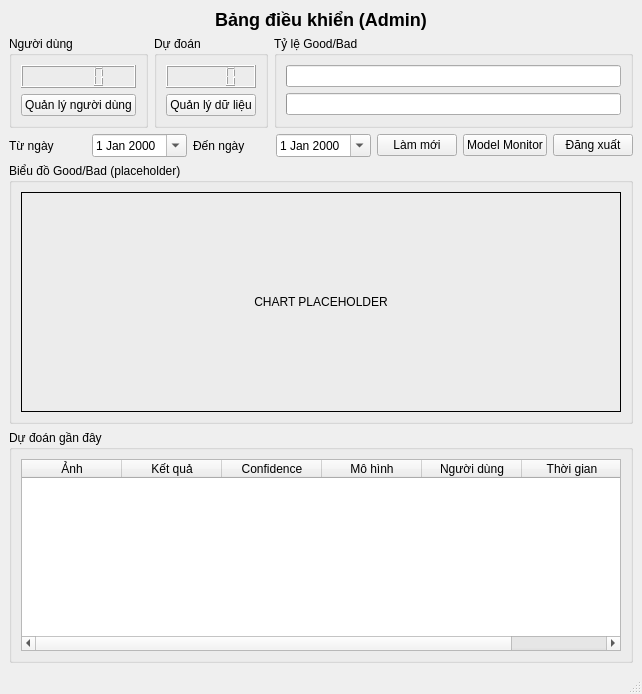
The window that final_ml/ui/ui_admin_dashboard.ui (bichnga1845/MLBA_FinalProjectt) describes before a commit, drawn with Qt 5.
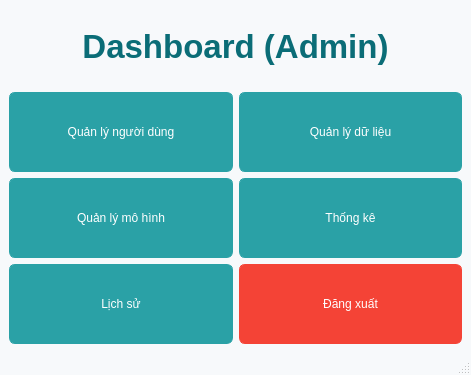
The same window after the commit.

The edit to the form file:
```diff
--- a/final_ml/ui/ui_admin_dashboard.ui
+++ b/final_ml/ui/ui_admin_dashboard.ui
@@ -2,15 +2,42 @@
 <ui version="4.0">
  <class>MainWindow_AdminDashboard</class>
  <widget class="QMainWindow" name="MainWindow_AdminDashboard">
+  <property name="geometry">
+   <rect>
+    <x>0</x>
+    <y>0</y>
+    <width>471</width>
+    <height>375</height>
+   </rect>
+  </property>
   <property name="windowTitle">
    <string>Fruit ML - Admin Dashboard</string>
   </property>
+  <property name="styleSheet">
+   <string>
+    * { font-family: &quot;Segoe UI&quot;; }
+    QMainWindow { background: #f7f9fb; }
+    QGroupBox { border: 1px solid #e1e5ea; border-radius: 8px; margin-top: 16px; }
+    QGroupBox::title { subcontrol-origin: margin; subcontrol-position: top left; padding: 4px 8px; color: #0b6d77; font-weight: 600; }
+    QPushButton { padding: 8px 14px; border-radius: 6px; border: 1px solid #2aa1a6; background: #2aa1a6; color: white; }
+    QPushButton:hover { background: #238a8f; }
+    QPushButton#btnLogout { background: #f44336; border-color: #f44336; }
+    QLineEdit, QComboBox, QDateEdit, QTextEdit { border: 1px solid #cfd8dc; border-radius: 6px; padding: 6px 8px; background: white; }
+    QTabBar::tab { padding: 8px 14px; border: 1px solid #cfd8dc; border-bottom: none; background: #f1f5f8; border-top-left-radius: 6px; border-top-right-radius: 6px; }
+    QTabBar::tab:selected { background: white; color: #0b6d77; font-weight: 600; }
+    QHeaderView::section { background:#e9f2f3; padding: 6px; border: none; border-right:1px solid #d7e3e4; }
+    QTableView { gridline-color:#e3ecee; selection-background-color:#b2ebf2; selection-color:#003b40; }
+    </string>
+  </property>
   <widget class="QWidget" name="centralwidget">
    <layout class="QVBoxLayout" name="verticalLayout">
     <item>
-     <widget class="QLabel" name="lblTitle">
+     <widget class="QLabel" name="lblHeader">
+      <property name="styleSheet">
+       <string>QLabel#lblHeader{font-size:22px;font-weight:800;color:#0b6d77;}</string>
+      </property>
       <property name="text">
-       <string>&lt;h2&gt;Bảng điều khiển (Admin)&lt;/h2&gt;</string>
+       <string>&lt;h2&gt;Dashboard (Admin)&lt;/h2&gt;</string>
       </property>
       <property name="alignment">
        <set>Qt::AlignCenter</set>
@@ -18,72 +45,87 @@
      </widget>
     </item>
     <item>
-     <layout class="QHBoxLayout" name="layoutStats">
-      <item>
-       <widget class="QGroupBox" name="groupUsers">
-        <property name="title"><string>Người dùng</string></property>
-        <layout class="QVBoxLayout" name="vl1">
-         <item><widget class="QLCDNumber" name="lcdTotalUsers"/></item>
-         <item><widget class="QPushButton" name="btnGoUserManagement"><property name="text"><string>Quản lý người dùng</string></property></widget></item>
-        </layout>
+     <layout class="QGridLayout" name="gridNav">
+      <item row="0" column="0">
+       <widget class="QPushButton" name="btnGoUserMgmt">
+        <property name="minimumSize">
+         <size>
+          <width>220</width>
+          <height>80</height>
+         </size>
+        </property>
+        <property name="text">
+         <string>Quản lý người dùng</string>
+        </property>
        </widget>
       </item>
-      <item>
-       <widget class="QGroupBox" name="groupPreds">
-        <property name="title"><string>Dự đoán</string></property>
-        <layout class="QVBoxLayout" name="vl2">
-         <item><widget class="QLCDNumber" name="lcdTotalPredictions"/></item>
-         <item><widget class="QPushButton" name="btnGoDataManagement"><property name="text"><string>Quản lý dữ liệu</string></property></widget></item>
-        </layout>
+      <item row="0" column="1">
+       <widget class="QPushButton" name="btnGoDataMgmt">
+        <property name="minimumSize">
+         <size>
+          <width>220</width>
+          <height>80</height>
+         </size>
+        </property>
+        <property name="text">
+         <string>Quản lý dữ liệu</string>
+        </property>
        </widget>
       </item>
-      <item>
-       <widget class="QGroupBox" name="groupRatio">
-        <property name="title"><string>Tỷ lệ Good/Bad</string></property>
-        <layout class="QVBoxLayout" name="vl3">
-         <item><widget class="QProgressBar" name="barGoodRatio"><property name="format"><string>Good %p%</string></property></widget></item>
-         <item><widget class="QProgressBar" name="barBadRatio"><property name="format"><string>Bad %p%</string></property></widget></item>
-        </layout>
+      <item row="1" column="0">
+       <widget class="QPushButton" name="btnGoModelMgmt">
+        <property name="minimumSize">
+         <size>
+          <width>220</width>
+          <height>80</height>
+         </size>
+        </property>
+        <property name="text">
+         <string>Quản lý mô hình</string>
+        </property>
        </widget>
       </item>
+      <item row="1" column="1">
+       <widget class="QPushButton" name="btnGoStatistics">
+        <property name="minimumSize">
+         <size>
+          <width>220</width>
+          <height>80</height>
+         </size>
+        </property>
+        <property name="text">
+         <string>Thống kê</string>
+        </property>
+       </widget>
+      </item>
+      <item row="2" column="0">
+       <widget class="QPushButton" name="btnGoHistory">
+        <property name="minimumSize">
+         <size>
+          <width>220</width>
+          <height>80</height>
+         </size>
+        </property>
+        <property name="text">
+         <string>Lịch sử</string>
+        </property>
+       </widget>
+      </item>
+      <item row="2" column="1">
+       <widget class="QPushButton" name="btnLogout">
+        <property name="minimumSize">
+         <size>
+          <width>220</width>
+          <height>80</height>
+         </size>
+        </property>
+        <property name="text">
+         <string>Đăng xuất</string>
+        </property>
+       </widget>
+      </item>
      </layout>
     </item>
-    <item>
-     <layout class="QHBoxLayout" name="layoutFilters">
-      <item><widget class="QLabel" name="lblFrom"><property name="text"><string>Từ ngày</string></property></widget></item>
-      <item><widget class="QDateEdit" name="dateFrom"><property name="calendarPopup"><bool>true</bool></property></widget></item>
-      <item><widget class="QLabel" name="lblTo"><property name="text"><string>Đến ngày</string></property></widget></item>
-      <item><widget class="QDateEdit" name="dateTo"><property name="calendarPopup"><bool>true</bool></property></widget></item>
-      <item><widget class="QPushButton" name="btnRefresh"><property name="text"><string>Làm mới</string></property></widget></item>
-      <item><widget class="QPushButton" name="btnModelMonitor"><property name="text"><string>Model Monitor</string></property></widget></item>
-      <item><widget class="QPushButton" name="btnLogout"><property name="text"><string>Đăng xuất</string></property></widget></item>
-     </layout>
-    </item>
-    <item>
-     <widget class="QGroupBox" name="groupChart">
-      <property name="title"><string>Biểu đồ Good/Bad (placeholder)</string></property>
-      <layout class="QVBoxLayout" name="vlChart">
-       <item><widget class="QLabel" name="chartPlaceholder"><property name="minimumSize"><size><width>600</width><height>220</height></size></property><property name="frameShape"><enum>QFrame::Box</enum></property><property name="alignment"><set>Qt::AlignCenter</set></property><property name="text"><string>CHART PLACEHOLDER</string></property></widget></item>
-      </layout>
-     </widget>
-    </item>
-    <item>
-     <widget class="QGroupBox" name="groupRecent">
-      <property name="title"><string>Dự đoán gần đây</string></property>
-      <layout class="QVBoxLayout" name="vlRecent">
-       <item>
-        <widget class="QTableWidget" name="tblRecentPredictions">
-         <column><property name="text"><string>Ảnh</string></property></column>
-         <column><property name="text"><string>Kết quả</string></property></column>
-         <column><property name="text"><string>Confidence</string></property></column>
-         <column><property name="text"><string>Mô hình</string></property></column>
-         <column><property name="text"><string>Người dùng</string></property></column>
-         <column><property name="text"><string>Thời gian</string></property></column>
-        </widget>
-       </item>
-      </layout>
-     </widget>
-    </item>
    </layout>
   </widget>
   <widget class="QStatusBar" name="statusbar"/>
```
Left out of the diff: 2 changed lines with no effect on the pictures.
